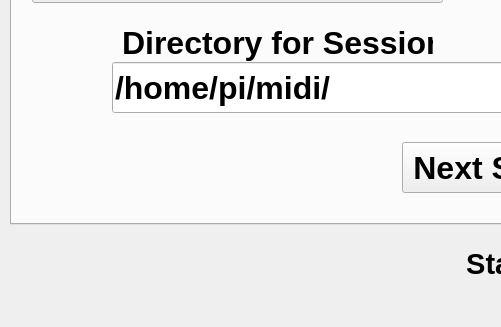
This is mainwindow.ui in rickbronze/myMC as Qt 5 draws it before an edit; both pictures show x 0 to 501 and y 142 to 469 of the 1024 by 469 pixel window. The edited form follows.
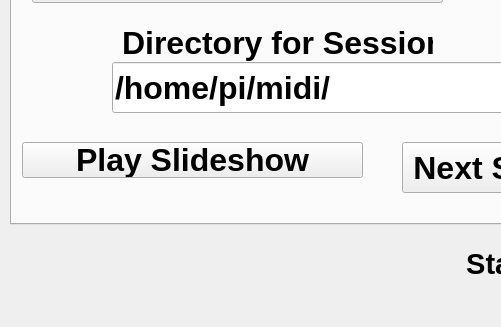
This is the edited form. The open tabs and pages were chosen to show the change. Icons and pictures are not drawn.

The edit to the form file:
```diff
--- a/mainwindow.ui
+++ b/mainwindow.ui
@@ -161,6 +161,19 @@
        <string>Next Song</string>
       </property>
      </widget>
+     <widget class="QPushButton" name="pb_PlaySlideshow_2">
+      <property name="geometry">
+       <rect>
+        <x>10</x>
+        <y>210</y>
+        <width>341</width>
+        <height>36</height>
+       </rect>
+      </property>
+      <property name="text">
+       <string>Play Slideshow</string>
+      </property>
+     </widget>
     </widget>
     <widget class="QWidget" name="tabRecord">
      <attribute name="title">
```
Left out of the diff: 2 changed lines with no effect on the pictures.
